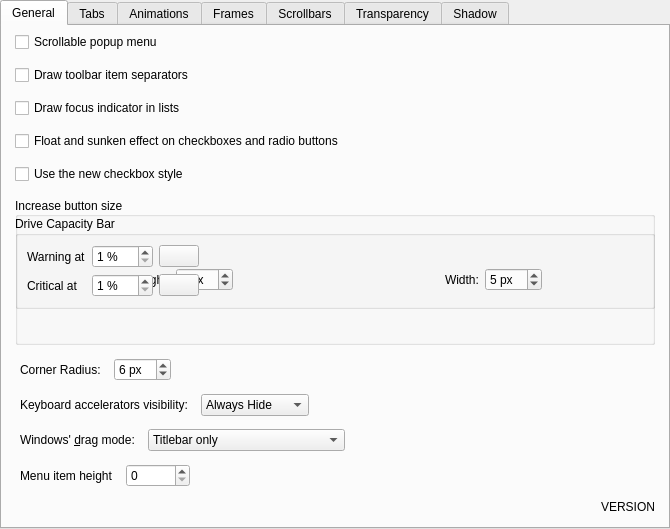
First picture: the form in kstyle/config/ui/blossomuistyleconfig.ui, repository BlossomMirrors/blossom-ui, before the edit.
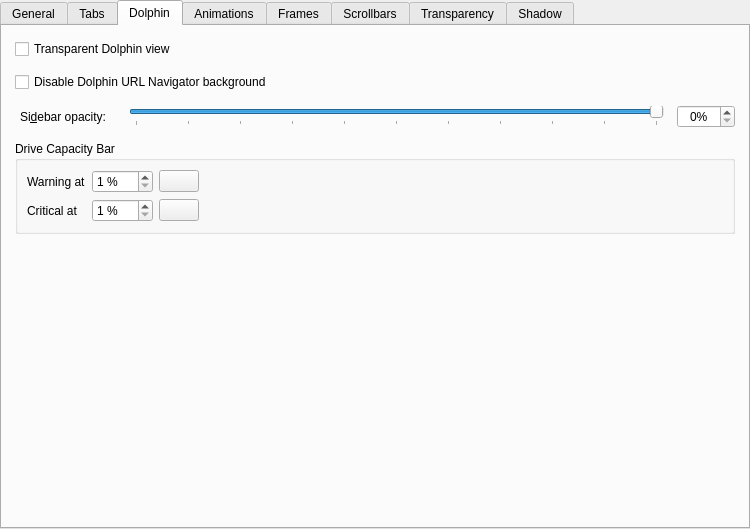
Second picture: the form after the edit. The open tabs and pages were chosen to show the change. Custom widgets are drawn as their Qt base class.

Commit message: fixed dolphin item list, started forking utterly round, fixed normal buttons, added more icons

What changed in the file:
```diff
--- a/kstyle/config/ui/blossomuistyleconfig.ui
+++ b/kstyle/config/ui/blossomuistyleconfig.ui
@@ -6,7 +6,7 @@
    <rect>
     <x>0</x>
     <y>0</y>
-    <width>670</width>
+    <width>750</width>
     <height>529</height>
    </rect>
   </property>
@@ -18,7 +18,7 @@
   </property>
   <property name="minimumSize">
    <size>
-    <width>660</width>
+    <width>740</width>
     <height>0</height>
    </size>
   </property>
@@ -518,87 +518,6 @@
          </property>
         </widget>
        </item>
-       <item row="6" column="0" colspan="2">
-        <widget class="QGroupBox" name="_placesCapacityGroup">
-         <property name="title">
-          <string>Drive Capacity Bar</string>
-         </property>
-         <layout class="QGridLayout" name="gridLayout_placesCapacity">
-          <item row="0" column="0">
-           <widget class="QLabel" name="_capacityBarWarnLabel">
-            <property name="text">
-             <string>Warning at</string>
-            </property>
-           </widget>
-          </item>
-          <item row="0" column="1">
-           <widget class="QSpinBox" name="_capacityBarWarnThreshold">
-            <property name="suffix">
-             <string> %</string>
-            </property>
-            <property name="minimum">
-             <number>1</number>
-            </property>
-            <property name="maximum">
-             <number>99</number>
-            </property>
-           </widget>
-          </item>
-          <item row="0" column="2">
-           <widget class="KColorButton" name="_capacityBarWarnColor"/>
-          </item>
-          <item row="0" column="3">
-           <spacer name="horizontalSpacer_capacity_warn">
-            <property name="orientation">
-             <enum>Qt::Orientation::Horizontal</enum>
-            </property>
-            <property name="sizeHint" stdset="0">
-             <size>
-              <width>40</width>
-              <height>20</height>
-             </size>
-            </property>
-           </spacer>
-          </item>
-          <item row="1" column="0">
-           <widget class="QLabel" name="_capacityBarCritLabel">
-            <property name="text">
-             <string>Critical at</string>
-            </property>
-           </widget>
-          </item>
-          <item row="1" column="1">
-           <widget class="QSpinBox" name="_capacityBarCritThreshold">
-            <property name="suffix">
-             <string> %</string>
-            </property>
-            <property name="minimum">
-             <number>1</number>
-            </property>
-            <property name="maximum">
-             <number>100</number>
-            </property>
-           </widget>
-          </item>
-          <item row="1" column="2">
-           <widget class="KColorButton" name="_capacityBarCritColor"/>
-          </item>
-          <item row="1" column="3">
-           <spacer name="horizontalSpacer_capacity_crit">
-            <property name="orientation">
-             <enum>Qt::Orientation::Horizontal</enum>
-            </property>
-            <property name="sizeHint" stdset="0">
-             <size>
-              <width>40</width>
-              <height>20</height>
-             </size>
-            </property>
-           </spacer>
-          </item>
-         </layout>
-        </widget>
-       </item>
       </layout>
      </widget>
      <widget class="QWidget" name="Tabs">
@@ -825,6 +744,213 @@
        </item>
       </layout>
      </widget>
+     <widget class="QWidget" name="Dolphin">
+      <attribute name="title">
+       <string>Dolphin</string>
+      </attribute>
+      <layout class="QVBoxLayout" name="verticalLayout_dolphin">
+       <property name="spacing">
+        <number>13</number>
+       </property>
+       <property name="leftMargin">
+        <number>13</number>
+       </property>
+       <property name="topMargin">
+        <number>13</number>
+       </property>
+       <property name="rightMargin">
+        <number>13</number>
+       </property>
+       <property name="bottomMargin">
+        <number>13</number>
+       </property>
+       <item>
+        <widget class="QCheckBox" name="_transparentDolphinView">
+         <property name="text">
+          <string>Transparent Dolphin view</string>
+         </property>
+        </widget>
+       </item>
+       <item>
+        <widget class="QCheckBox" name="_disableDolphinUrlNavigatorBackground">
+         <property name="text">
+          <string>Disable Dolphin URL Navigator background</string>
+         </property>
+        </widget>
+       </item>
+       <item>
+        <layout class="QHBoxLayout" name="horizontalLayout_dolphin_sidebar">
+         <item>
+          <widget class="QLabel" name="label_5">
+           <property name="text">
+            <string>Si&amp;debar opacity:</string>
+           </property>
+           <property name="indent">
+            <number>5</number>
+           </property>
+           <property name="buddy">
+            <cstring>_sidebarOpacity</cstring>
+           </property>
+          </widget>
+         </item>
+         <item>
+          <layout class="QHBoxLayout" name="horizontalLayout_9">
+           <property name="spacing">
+            <number>0</number>
+           </property>
+           <property name="leftMargin">
+            <number>10</number>
+           </property>
+           <item>
+            <widget class="QSlider" name="_sidebarOpacity">
+             <property name="toolTip">
+              <string>This changes the Dolphin sidebar transparency</string>
+             </property>
+             <property name="maximum">
+              <number>100</number>
+             </property>
+             <property name="singleStep">
+              <number>1</number>
+             </property>
+             <property name="pageStep">
+              <number>10</number>
+             </property>
+             <property name="value">
+              <number>100</number>
+             </property>
+             <property name="sliderPosition">
+              <number>100</number>
+             </property>
+             <property name="orientation">
+              <enum>Qt::Orientation::Horizontal</enum>
+             </property>
+             <property name="invertedAppearance">
+              <bool>false</bool>
+             </property>
+             <property name="invertedControls">
+              <bool>false</bool>
+             </property>
+             <property name="tickPosition">
+              <enum>QSlider::TickPosition::TicksBelow</enum>
+             </property>
+             <property name="tickInterval">
+              <number>10</number>
+             </property>
+            </widget>
+           </item>
+          </layout>
+         </item>
+         <item>
+          <widget class="QSpinBox" name="_sidebarOpacitySpinBox">
+           <property name="alignment">
+            <set>Qt::AlignmentFlag::AlignCenter</set>
+           </property>
+           <property name="suffix">
+            <string>%</string>
+           </property>
+           <property name="maximum">
+            <number>100</number>
+           </property>
+          </widget>
+         </item>
+        </layout>
+       </item>
+       <item>
+        <widget class="QGroupBox" name="_placesCapacityGroup">
+         <property name="title">
+          <string>Drive Capacity Bar</string>
+         </property>
+         <layout class="QGridLayout" name="gridLayout_placesCapacity">
+          <item row="0" column="0">
+           <widget class="QLabel" name="_capacityBarWarnLabel">
+            <property name="text">
+             <string>Warning at</string>
+            </property>
+           </widget>
+          </item>
+          <item row="0" column="1">
+           <widget class="QSpinBox" name="_capacityBarWarnThreshold">
+            <property name="suffix">
+             <string> %</string>
+            </property>
+            <property name="minimum">
+             <number>1</number>
+            </property>
+            <property name="maximum">
+             <number>99</number>
+            </property>
+           </widget>
+          </item>
+          <item row="0" column="2">
+           <widget class="KColorButton" name="_capacityBarWarnColor"/>
+          </item>
+          <item row="0" column="3">
+           <spacer name="horizontalSpacer_capacity_warn">
+            <property name="orientation">
+             <enum>Qt::Orientation::Horizontal</enum>
+            </property>
+            <property name="sizeHint" stdset="0">
+             <size>
+              <width>40</width>
+              <height>20</height>
+             </size>
+            </property>
+           </spacer>
+          </item>
+          <item row="1" column="0">
+           <widget class="QLabel" name="_capacityBarCritLabel">
+            <property name="text">
+             <string>Critical at</string>
+            </property>
+           </widget>
+          </item>
+          <item row="1" column="1">
+           <widget class="QSpinBox" name="_capacityBarCritThreshold">
+            <property name="suffix">
+             <string> %</string>
+            </property>
+            <property name="minimum">
+             <number>1</number>
+            </property>
+            <property name="maximum">
+             <number>100</number>
+            </property>
+           </widget>
+          </item>
+          <item row="1" column="2">
+           <widget class="KColorButton" name="_capacityBarCritColor"/>
+          </item>
+          <item row="1" column="3">
+           <spacer name="horizontalSpacer_capacity_crit">
+            <property name="orientation">
+             <enum>Qt::Orientation::Horizontal</enum>
+            </property>
+            <property name="sizeHint" stdset="0">
+             <size>
+              <width>40</width>
+              <height>20</height>
+             </size>
+            </property>
+           </spacer>
+          </item>
+         </layout>
+        </widget>
+       </item>
+       <item>
+        <spacer name="verticalSpacer_dolphin">
+         <property name="orientation">
+          <enum>Qt::Orientation::Vertical</enum>
+         </property>
+         <property name="sizeHint" stdset="0">
+          <size>
+           <width>20</width>
+           <height>40</height>
+          </size>
+         </property>
+        </spacer>
+       </item>
+      </layout>
+     </widget>
      <widget class="QWidget" name="Animations">
       <attribute name="title">
        <string>Animations</string>
@@ -951,13 +1077,6 @@
          <property name="bottomMargin">
           <number>13</number>
          </property>
-         <item>
-          <widget class="QCheckBox" name="_transparentDolphinView">
-           <property name="text">
-            <string>Transparent Dolphin view</string>
-           </property>
-          </widget>
-         </item>
          <item>
           <widget class="QCheckBox" name="_dockWidgetDrawFrame">
            <property name="text">
@@ -1003,13 +1122,6 @@
            </property>
           </widget>
          </item>
-         <item>
-          <widget class="QCheckBox" name="_disableDolphinUrlNavigatorBackground">
-           <property name="text">
-            <string>Disable Dolphin UrlNavigator Background</string>
-           </property>
-          </widget>
-         </item>
          <item>
           <widget class="QCheckBox" name="_fancyMargins">
            <property name="text">
@@ -1536,86 +1648,6 @@
          </item>
         </layout>
        </item>
-       <item row="2" column="0">
-        <layout class="QHBoxLayout" name="horizontalLayout_8">
-         <item>
-          <widget class="QLabel" name="label_5">
-           <property name="text">
-            <string>Si&amp;debar:</string>
-           </property>
-           <property name="alignment">
-            <set>Qt::AlignmentFlag::AlignCenter</set>
-           </property>
-           <property name="indent">
-            <number>5</number>
-           </property>
-           <property name="buddy">
-            <cstring>_sidebarOpacity</cstring>
-           </property>
-          </widget>
-         </item>
-         <item>
-          <layout class="QHBoxLayout" name="horizontalLayout_9">
-           <property name="spacing">
-            <number>0</number>
-           </property>
-           <property name="leftMargin">
-            <number>10</number>
-           </property>
-           <item>
-            <widget class="QSlider" name="_sidebarOpacity">
-             <property name="toolTip">
-              <string>This changes the Dolphin sidebar transparency</string>
-             </property>
-             <property name="maximum">
-              <number>100</number>
-             </property>
-             <property name="singleStep">
-              <number>1</number>
-             </property>
-             <property name="pageStep">
-              <number>10</number>
-             </property>
-             <property name="value">
-              <number>100</number>
-             </property>
-             <property name="sliderPosition">
-              <number>100</number>
-             </property>
-             <property name="orientation">
-              <enum>Qt::Orientation::Horizontal</enum>
-             </property>
-             <property name="invertedAppearance">
-              <bool>false</bool>
-             </property>
-             <property name="invertedControls">
-              <bool>false</bool>
-             </property>
-             <property name="tickPosition">
-              <enum>QSlider::TickPosition::TicksBelow</enum>
-             </property>
-             <property name="tickInterval">
-              <number>10</number>
-             </property>
-            </widget>
-           </item>
-          </layout>
-         </item>
-         <item>
-          <widget class="QSpinBox" name="_sidebarOpacitySpinBox">
-           <property name="alignment">
-            <set>Qt::AlignmentFlag::AlignCenter</set>
-           </property>
-           <property name="suffix">
-            <string>%</string>
-           </property>
-           <property name="maximum">
-            <number>100</number>
-           </property>
-          </widget>
-         </item>
-        </layout>
-       </item>
        <item row="8" column="0">
         <spacer name="verticalSpacer_2">
          <property name="orientation">
```
The commit also changes 585 other files.
